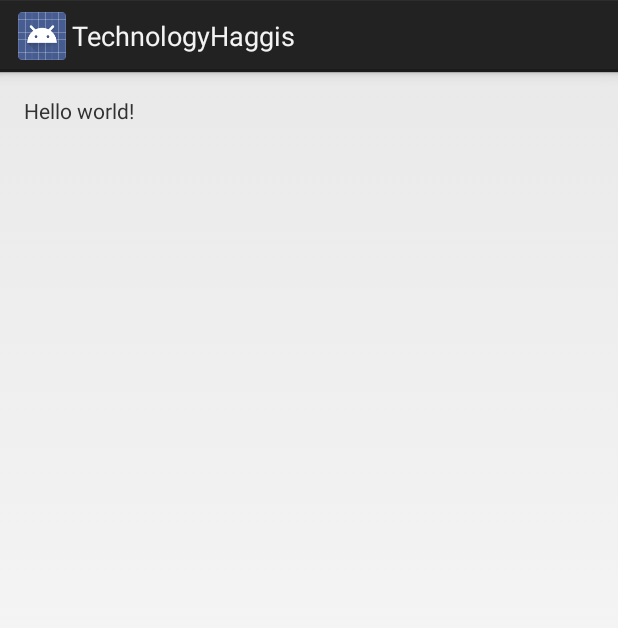
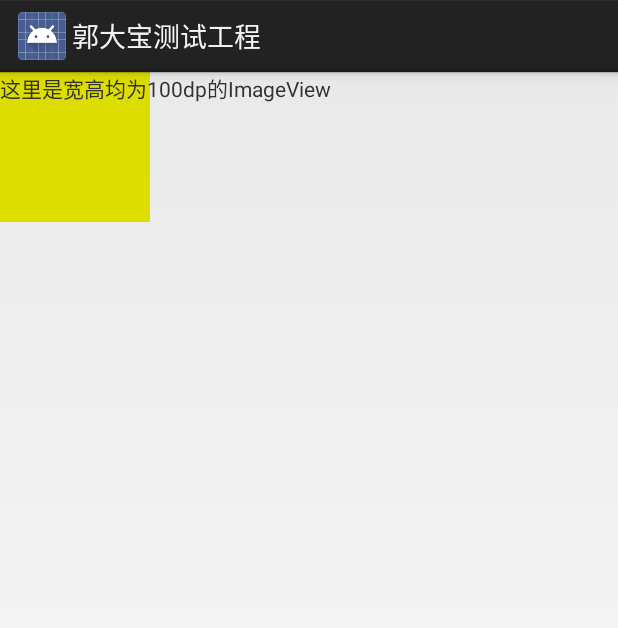
Before and after one commit to dimoge/TechnologyHaggis, an Android app: the layout activity_main.xml on its own in the app's theme, with its tools: preview values and no code run, on a phone screen of 412 x 824 dp. Shown: the top 628 px of the screen. Run offline under Robolectric (Android 15) with nearby library versions, the phone set to English and light mode, and no system bars.

Commit message:
郭大宝测试工程

```diff
--- a/GuoDaBao/src/main/AndroidManifest.xml
+++ b/GuoDaBao/src/main/AndroidManifest.xml
@@ -10,6 +10,10 @@
         <activity
             android:name=".MainActivity"
             android:label="@string/app_name" >
+            <intent-filter>
+                <action android:name="android.intent.action.MAIN" />
+                <category android:name="android.intent.category.LAUNCHER" />
+            </intent-filter>
         </activity>
     </application>
 
--- a/GuoDaBao/src/main/res/layout/activity_main.xml
+++ b/GuoDaBao/src/main/res/layout/activity_main.xml
@@ -2,15 +2,23 @@
                 xmlns:tools="http://schemas.android.com/tools"
                 android:layout_width="match_parent"
                 android:layout_height="match_parent"
-                android:paddingLeft="@dimen/activity_horizontal_margin"
-                android:paddingRight="@dimen/activity_horizontal_margin"
-                android:paddingTop="@dimen/activity_vertical_margin"
-                android:paddingBottom="@dimen/activity_vertical_margin"
                 tools:context=".MainActivity">
 
-	<TextView
-		android:text="@string/hello_world"
-		android:layout_width="wrap_content"
-		android:layout_height="wrap_content"/>
+
+
+    <ImageView
+        android:id="@+id/img"
+        android:layout_width="100dp"
+        android:layout_height="100dp"
+        android:layout_alignParentLeft="true"
+        android:layout_alignParentTop="true"
+
+        android:background="#fdd0"/>
+    <TextView
+        android:text="这里是宽高均为100dp的ImageView"
+        android:layout_alignBottom="@+id/img"
+        android:layout_alignParentTop="true"
+        android:layout_width="match_parent"
+        android:layout_height="wrap_content"/>
 
 </RelativeLayout>
--- a/GuoDaBao/src/main/res/values/strings.xml
+++ b/GuoDaBao/src/main/res/values/strings.xml
@@ -1,6 +1,5 @@
 <resources>
-	<string name="app_name">TechnologyHaggis</string>
+	<string name="app_name">郭大宝测试工程</string>
+	<string name="action_settings">Settings</string>
 
-	<string name="hello_world">Hello world!</string>
-	<string name="action_settings">Settings</string>
 </resources>
```
